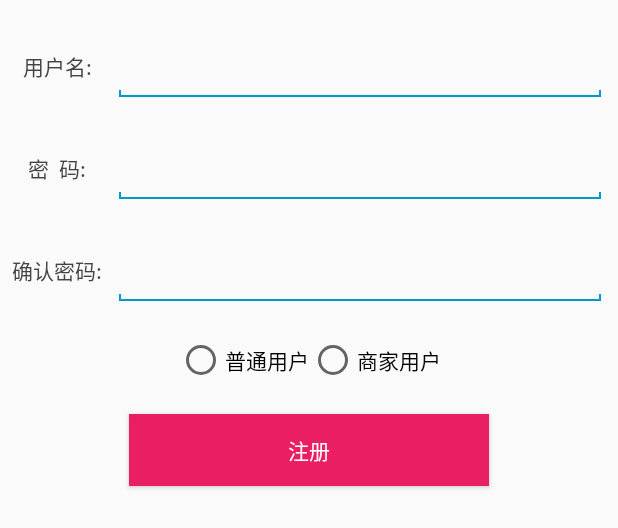
After one commit to lovekill/oto, an Android app: the layout fragment_regist.xml on its own in the app's theme, with its tools: preview values and no code run, on a phone screen of 412 x 824 dp. The commit adds this screen. Shown: the top 528 px of the screen. Run offline under Robolectric (Android 15) with nearby library versions, the phone set to English and light mode, and no system bars.

Commit message:
add regist fragment layout

```diff
--- /dev/null
+++ b/android/app/src/main/java/com/engine/privatefood/api/otoapi/RegistApi.java
@@ -0,0 +1,31 @@
+package com.engine.privatefood.api.otoapi;
+
+import com.engine.privatefood.api.IBus;
+import com.engine.privatefood.api.ParseJsonApi;
+import com.engine.privatefood.api.ResponseType;
+import com.engine.privatefood.bean.UserBean;
+
+/**
+ * Created by engine on 16/3/9.
+ */
+public class RegistApi extends ParseJsonApi<UserBean> {
+    @Override
+    protected ResponseType getType() {
+        return ResponseType.SINGLE;
+    }
+
+    @Override
+    protected Class<UserBean> getTClass() {
+        return UserBean.class;
+    }
+
+    @Override
+    protected String getPath() {
+        return "/regist";
+    }
+
+    @Override
+    protected IBus getResponse() {
+        return this;
+    }
+}
--- /dev/null
+++ b/android/app/src/main/res/layout/fragment_regist.xml
@@ -0,0 +1,71 @@
+<?xml version="1.0" encoding="utf-8"?>
+<LinearLayout xmlns:android="http://schemas.android.com/apk/res/android"
+              android:orientation="vertical"
+              android:layout_width="match_parent"
+              android:layout_height="match_parent">
+       <LinearLayout
+               android:layout_width="match_parent"
+               android:layout_marginTop="20dp"
+               android:layout_height="@dimen/edit_height">
+              <TextView
+                      android:text="用户名:"
+                      style="@style/edit_title"
+                      android:layout_width="@dimen/login_text_weight"
+                      android:layout_height="match_parent"/>
+              <EditText
+                      style="@style/edit_text"
+                      android:layout_width="match_parent"
+                      android:layout_height="match_parent"/>
+       </LinearLayout>
+       <LinearLayout
+               android:layout_width="match_parent"
+               android:layout_marginTop="20dp"
+               android:layout_height="@dimen/edit_height">
+              <TextView
+                      android:text="密  码:"
+                      style="@style/edit_title"
+                      android:layout_width="@dimen/login_text_weight"
+                      android:layout_height="match_parent"/>
+              <EditText
+                      style="@style/edit_text"
+                      android:layout_width="match_parent"
+                      android:layout_height="match_parent"/>
+       </LinearLayout>
+       <LinearLayout
+               android:layout_width="match_parent"
+               android:layout_marginTop="20dp"
+               android:layout_height="@dimen/edit_height">
+              <TextView
+                      android:text="确认密码:"
+                      style="@style/edit_title"
+                      android:layout_width="@dimen/login_text_weight"
+                      android:layout_height="match_parent"/>
+              <EditText
+                      style="@style/edit_text"
+                      android:layout_width="match_parent"
+                      android:layout_height="match_parent"/>
+       </LinearLayout>
+       <RadioGroup
+               android:layout_width="match_parent"
+               android:layout_marginTop="20dp"
+               android:gravity="center"
+               android:orientation="horizontal"
+               android:layout_height="wrap_content">
+              <RadioButton
+                      android:layout_width="wrap_content"
+                      android:text="普通用户"
+                      android:layout_height="wrap_content"/>
+              <RadioButton
+                      android:layout_width="wrap_content"
+                      android:text="商家用户"
+                      android:layout_height="wrap_content"/>
+       </RadioGroup>
+       <Button
+               android:layout_marginTop="20dp"
+               android:layout_width="240dp"
+               android:background="@color/red_light"
+               android:text="注册"
+               android:textColor="#FFFFFF"
+               android:layout_gravity="center"
+               android:layout_height="48dp"/>
+</LinearLayout>
--- /dev/null
+++ b/android/app/src/main/res/values/color.xml
@@ -0,0 +1,4 @@
+<?xml version="1.0" encoding="utf-8"?>
+<resources>
+    <color name="red_light">#E91E63</color>
+</resources>
--- a/android/app/src/main/res/values/dimens.xml
+++ b/android/app/src/main/res/values/dimens.xml
@@ -6,4 +6,6 @@
     <!-- Per the design guidelines, navigation drawers should be between 240dp and 320dp:
          https://developer.android.com/design/patterns/navigation-drawer.html -->
     <dimen name="navigation_drawer_width">240dp</dimen>
+    <dimen name="edit_height">48dp</dimen>
+    <dimen name="login_text_weight">60dp</dimen>
 </resources>
--- a/android/app/src/main/res/values/styles.xml
+++ b/android/app/src/main/res/values/styles.xml
@@ -5,4 +5,18 @@
         <!-- Customize your theme here. -->
     </style>
 
+
+    <style name="edit_title">
+        <item name="android:textColor">#444</item>
+        <item name="android:layout_marginLeft">8dp</item>
+        <item name="android:textSize">14sp</item>
+        <item name="android:gravity">center</item>
+    </style>
+    <style name="edit_text">
+        <item name="android:textColor">#444</item>
+        <item name="android:textSize">14sp</item>
+        <item name="android:layout_marginLeft">8dp</item>
+        <item name="android:layout_marginRight">8dp</item>
+        <item name="android:background">@drawable/textfield_multiline_activated_holo_dark</item>
+    </style>
 </resources>
```
Also changed, not shown: android/app/src/main/res/drawable-hdpi/textfield_multiline_activated_holo_dark.9.png (added), 2 other files.
